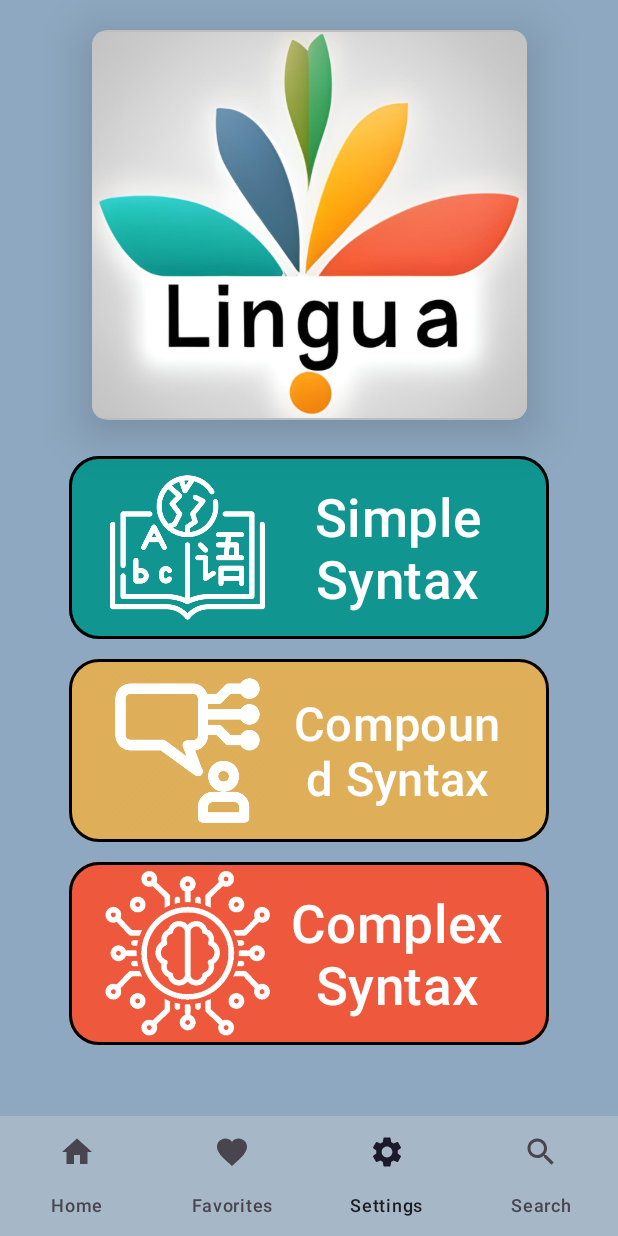
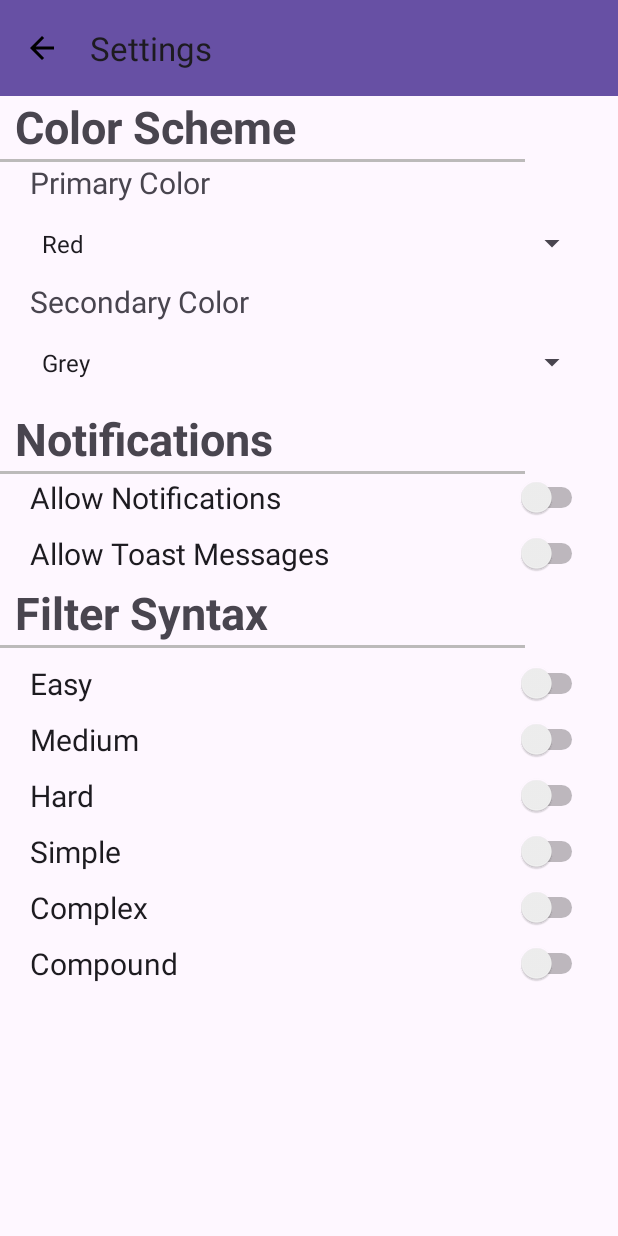
Before and after one commit to begordy/LinguaApp, an Android app: the screen it shows after launch (MainActivity), item 3 of the bottom bar chosen, on a phone screen of 412 x 824 dp. Run offline under Robolectric (Android 15) with nearby library versions, the phone set to English and light mode, and no system bars.

Commit message:
Settings Page Added

```diff
--- a/app/build.gradle.kts
+++ b/app/build.gradle.kts
@@ -43,6 +43,7 @@ dependencies {
     implementation(libs.material)
     implementation(libs.androidx.activity)
     implementation(libs.androidx.constraintlayout)
+    implementation(libs.androidx.preference)
     testImplementation(libs.junit)
     androidTestImplementation(libs.androidx.junit)
     androidTestImplementation(libs.androidx.espresso.core)
--- a/app/src/main/java/com/cs407/lingua/HomePage.kt
+++ b/app/src/main/java/com/cs407/lingua/HomePage.kt
@@ -3,32 +3,53 @@ package com.cs407.lingua
 import android.os.Bundle
 import androidx.fragment.app.Fragment
 import android.view.LayoutInflater
+import android.view.Menu
+import android.view.MenuInflater
+import android.view.MenuItem
 import android.view.View
 import android.view.ViewGroup
+import androidx.core.view.MenuProvider
+import androidx.navigation.fragment.findNavController
+import com.google.android.material.bottomnavigation.BottomNavigationView
 
-// TODO: Rename parameter arguments, choose names that match
-// the fragment initialization parameters, e.g. ARG_ITEM_NUMBER
-private const val ARG_PARAM1 = "param1"
-private const val ARG_PARAM2 = "param2"
+class HomePage : Fragment() {
 
-/**
- * A simple [Fragment] subclass.
- * Use the [HomePage.newInstance] factory method to
- * create an instance of this fragment.
- */
-class HomePage : Fragment() {
-    // TODO: Rename and change types of parameters
-    private var param1: String? = null
-    private var param2: String? = null
 
     override fun onCreate(savedInstanceState: Bundle?) {
         super.onCreate(savedInstanceState)
-        arguments?.let {
-            param1 = it.getString(ARG_PARAM1)
-            param2 = it.getString(ARG_PARAM2)
-        }
+        setHasOptionsMenu(true)
+
     }
 
+    override fun onViewCreated(view: View, savedInstanceState: Bundle?) {
+        super.onViewCreated(view, savedInstanceState)
+        val bottomNavigationView: BottomNavigationView = view.findViewById(R.id.bottom_navigation)
+
+        // Set a listener to handle item selection
+        bottomNavigationView.setOnNavigationItemSelectedListener { item ->
+            when (item.itemId) {
+                R.id.nav_settings -> {
+                    findNavController().navigate(R.id.action_homePage_to_settings_fragment)
+                    true
+                }
+                R.id.nav_home -> {
+                    //do nothing
+                    true
+                }
+                R.id.nav_favorites -> {
+                    //do nothing
+                    true
+                }
+                R.id.nav_search -> {
+                    //do nothing
+                    true
+                }
+                else -> false
+            }
+        }
+
+
+    }
     override fun onCreateView(
         inflater: LayoutInflater, container: ViewGroup?,
         savedInstanceState: Bundle?
@@ -37,23 +58,4 @@ class HomePage : Fragment() {
         return inflater.inflate(R.layout.fragment_home_page, container, false)
     }
 
-    companion object {
-        /**
-         * Use this factory method to create a new instance of
-         * this fragment using the provided parameters.
-         *
-         * @param param1 Parameter 1.
-         * @param param2 Parameter 2.
-         * @return A new instance of fragment HomePage.
-         */
-        // TODO: Rename and change types and number of parameters
-        @JvmStatic
-        fun newInstance(param1: String, param2: String) =
-            HomePage().apply {
-                arguments = Bundle().apply {
-                    putString(ARG_PARAM1, param1)
-                    putString(ARG_PARAM2, param2)
-                }
-            }
-    }
 }
--- /dev/null
+++ b/app/src/main/java/com/cs407/lingua/settings_fragment.kt
@@ -0,0 +1,81 @@
+package com.cs407.lingua
+
+import android.os.Bundle
+import androidx.fragment.app.Fragment
+import android.view.LayoutInflater
+import android.view.Menu
+import android.view.MenuInflater
+import android.view.View
+import android.view.ViewGroup
+import android.widget.ArrayAdapter
+import android.widget.Spinner
+
+import androidx.appcompat.app.AppCompatActivity
+import androidx.appcompat.widget.Toolbar
+import androidx.navigation.fragment.findNavController
+
+
+class settings_fragment : Fragment() {
+
+
+
+    override fun onCreate(savedInstanceState: Bundle?) {
+        super.onCreate(savedInstanceState)
+        setHasOptionsMenu(true)
+
+    }
+
+    override fun onCreateOptionsMenu(menu: Menu, inflater: MenuInflater) {
+        super.onCreateOptionsMenu(menu, inflater)
+        inflater.inflate(R.menu.settings_menu, menu)
+    }
+
+
+    override fun onCreateView(
+        inflater: LayoutInflater, container: ViewGroup?,
+        savedInstanceState: Bundle?
+    ): View? {
+        // Inflate the layout for this fragment
+        return inflater.inflate(R.layout.fragment_settings_fragment, container, false)
+    }
+
+    override fun onViewCreated(view: View, savedInstanceState: Bundle?) {
+        super.onViewCreated(view, savedInstanceState)
+        val primary_spinner: Spinner = view.findViewById(R.id.primary_spinner)
+        val secondary_spinner: Spinner = view.findViewById(R.id.secondary_spinner)
+        val toolbar: Toolbar = view.findViewById(R.id.toolbar)
+
+
+        // Set the toolbar as the action bar
+        (activity as? AppCompatActivity)?.setSupportActionBar(toolbar)
+        (activity as? AppCompatActivity)?.supportActionBar?.setDisplayHomeAsUpEnabled(true)
+        (activity as? AppCompatActivity)?.supportActionBar?.setHomeAsUpIndicator(R.drawable.back_arrow)
+
+        // Change the toolbar title
+        (activity as? AppCompatActivity)?.supportActionBar?.title = "Settings"
+        (activity as? AppCompatActivity)?.setSupportActionBar(toolbar)
+
+        // Clicking back arrow goes back to home
+        toolbar.setNavigationOnClickListener {
+            findNavController().navigate(R.id.action_settings_fragment_to_homePage)
+        }
+
+        // Creating dropdown options for colors
+        ArrayAdapter.createFromResource(
+            requireContext(),
+            R.array.primary_options,  // Array defined in strings.xml
+            android.R.layout.simple_spinner_item
+        ).also { adapter ->
+            adapter.setDropDownViewResource(android.R.layout.simple_spinner_dropdown_item)
+            primary_spinner.adapter = adapter
+        }
+        ArrayAdapter.createFromResource(
+            requireContext(),
+            R.array.secondary_options,  // Array defined in strings.xml
+            android.R.layout.simple_spinner_item
+        ).also { adapter ->
+            adapter.setDropDownViewResource(android.R.layout.simple_spinner_dropdown_item)
+            secondary_spinner.adapter = adapter
+        }
+    }
+}
--- /dev/null
+++ b/app/src/main/res/drawable/back_arrow.xml
@@ -0,0 +1,5 @@
+<vector xmlns:android="http://schemas.android.com/apk/res/android" android:autoMirrored="true" android:height="24dp" android:tint="#000000" android:viewportHeight="24" android:viewportWidth="24" android:width="24dp">
+
+    <path android:fillColor="@android:color/white" android:pathData="M20,11H7.83l5.59,-5.59L12,4l-8,8 8,8 1.41,-1.41L7.83,13H20v-2z"/>
+
+</vector>
--- a/app/src/main/res/layout/activity_main.xml
+++ b/app/src/main/res/layout/activity_main.xml
@@ -11,23 +11,10 @@
         android:layout_height="match_parent"
         android:layout_marginBottom="0dp"
         app:layout_constraintTop_toTopOf="parent"
-        app:layout_constraintBottom_toTopOf="@id/bottom_navigation"
         app:layout_constraintLeft_toLeftOf="parent"
         app:layout_constraintRight_toRightOf="parent"
         app:navGraph="@navigation/nav_graph"
         app:defaultNavHost="true" />
 
-    <com.google.android.material.bottomnavigation.BottomNavigationView
-        android:id="@+id/bottom_navigation"
-        android:layout_width="match_parent"
-        android:layout_height="wrap_content"
-        app:layout_constraintBottom_toBottomOf="parent"
-        app:layout_constraintLeft_toLeftOf="parent"
-        app:layout_constraintRight_toRightOf="parent"
-        android:background="#56D5D4D4"
-        app:menu="@menu/menu_main"
-        app:labelVisibilityMode="labeled"
-        app:itemActiveIndicatorStyle="@null"
-        app:itemTextAppearanceActiveBoldEnabled="false"
-        />
+
 </androidx.constraintlayout.widget.ConstraintLayout>
--- a/app/src/main/res/layout/fragment_home_page.xml
+++ b/app/src/main/res/layout/fragment_home_page.xml
@@ -7,7 +7,19 @@
     android:layout_height="match_parent"
     android:background="#AB5782A2">
 
-
+    <com.google.android.material.bottomnavigation.BottomNavigationView
+        android:id="@+id/bottom_navigation"
+        android:layout_width="match_parent"
+        android:layout_height="wrap_content"
+        app:layout_constraintBottom_toBottomOf="parent"
+        app:layout_constraintLeft_toLeftOf="parent"
+        app:layout_constraintRight_toRightOf="parent"
+        android:background="#56D5D4D4"
+        app:menu="@menu/menu_main"
+        app:labelVisibilityMode="labeled"
+        app:itemActiveIndicatorStyle="@null"
+        app:itemTextAppearanceActiveBoldEnabled="false"
+        />
     <com.google.android.material.button.MaterialButton
         android:id="@+id/simple_syntax"
         android:layout_width="wrap_content"
--- /dev/null
+++ b/app/src/main/res/layout/fragment_settings_fragment.xml
@@ -0,0 +1,176 @@
+<?xml version="1.0" encoding="utf-8"?>
+<LinearLayout
+    xmlns:android="http://schemas.android.com/apk/res/android"
+    android:orientation="vertical"
+    xmlns:tools="http://schemas.android.com/tools"
+    android:layout_width="match_parent"
+    android:layout_height="match_parent"
+    tools:context=".settings_fragment">
+    <androidx.appcompat.widget.Toolbar
+        android:id="@+id/toolbar"
+        android:layout_width="match_parent"
+        android:layout_height="?attr/actionBarSize"
+        android:background="?attr/colorPrimary"
+        android:title="My Toolbar"
+        android:elevation="4dp" />
+    <TextView
+        android:id="@+id/color_scheme"
+        android:layout_width="match_parent"
+        android:layout_height="wrap_content"
+        android:text="@string/color_scheme"
+        android:textStyle="bold"
+        android:textSize="30sp"
+        android:layout_marginStart="10dp"
+        />
+    <View
+        android:id="@+id/line1"
+        android:layout_width="350dp"
+        android:layout_height="2dp"
+        android:background="#BCBABA"
+        android:layout_marginTop="1dp"/>
+    <TextView
+        android:id="@+id/primary_color"
+        android:layout_width="match_parent"
+        android:layout_height="wrap_content"
+        android:text="@string/primary_color"
+        android:textSize="20sp"
+        android:layout_marginStart="20dp"
+        />
+    <Spinner
+        android:id="@+id/primary_spinner"
+        android:layout_width="match_parent"
+        android:layout_height="50dp"
+        android:layout_marginTop="2dp"
+        android:layout_marginStart="20dp"
+        android:layout_marginEnd="20dp"
+        />
+
+    <TextView
+        android:id="@+id/secondary_color"
+        android:layout_width="match_parent"
+        android:layout_height="wrap_content"
+        android:text="@string/secondary_color"
+        android:textSize="20sp"
+        android:layout_marginStart="20dp"
+        />
+    <Spinner
+        android:id="@+id/secondary_spinner"
+        android:layout_width="match_parent"
+        android:layout_height="50dp"
+        android:layout_marginTop="2dp"
+        android:layout_marginStart="20dp"
+        android:layout_marginEnd="20dp"
+        />
+    <TextView
+        android:id="@+id/notifications"
+        android:layout_width="match_parent"
+        android:layout_height="wrap_content"
+        android:text="@string/notifications"
+        android:textStyle="bold"
+        android:textSize="30sp"
+        android:layout_marginStart="10dp"
+        android:layout_marginTop="5dp"
+        />
+    <View
+        android:id="@+id/line2"
+        android:layout_width="350dp"
+        android:layout_height="2dp"
+        android:background="#BCBABA"
+        android:layout_marginTop="1dp"/>
+    <Switch
+        android:id="@+id/notification_switch"
+        android:layout_width="match_parent"
+        android:layout_height="wrap_content"
+        android:text="@string/allow_notifications"
+        android:textSize="20sp"
+        android:layout_marginTop="2dp"
+        android:layout_marginStart="20dp"
+        android:layout_marginEnd="20dp"
+        tools:ignore="UseSwitchCompatOrMaterialXml" />
+    <Switch
+        android:id="@+id/toast_switch"
+        android:layout_width="match_parent"
+        android:layout_height="wrap_content"
+        android:text="@string/allow_toast_messages"
+        android:textSize="20sp"
+        android:layout_marginTop="10dp"
+        android:layout_marginStart="20dp"
+        android:layout_marginEnd="20dp"
+        tools:ignore="UseSwitchCompatOrMaterialXml" />
+    <TextView
+        android:id="@+id/filter"
+        android:layout_width="match_parent"
+        android:layout_height="wrap_content"
+        android:text="@string/filter_syntax"
+        android:textStyle="bold"
+        android:textSize="30sp"
+        android:layout_marginStart="10dp"
+        android:layout_marginTop="5dp"
+        />
+    <View
+        android:id="@+id/line3"
+        android:layout_width="350dp"
+        android:layout_height="2dp"
+        android:background="#BCBABA"
+        android:layout_marginTop="1dp"/>
+    <Switch
+        android:id="@+id/easy_switch"
+        android:layout_width="match_parent"
+        android:layout_height="wrap_content"
+        android:text="@string/easy"
+        android:textSize="20sp"
+        android:layout_marginTop="10dp"
+        android:layout_marginStart="20dp"
+        android:layout_marginEnd="20dp"
+        tools:ignore="UseSwitchCompatOrMaterialXml" />
+    <Switch
+        android:id="@+id/medium_switch"
+        android:layout_width="match_parent"
+        android:layout_height="wrap_content"
+        android:text="@string/medium"
+        android:textSize="20sp"
+        android:layout_marginTop="10dp"
+        android:layout_marginStart="20dp"
+        android:layout_marginEnd="20dp"
+        tools:ignore="UseSwitchCompatOrMaterialXml" />
+    <Switch
+        android:id="@+id/Hard_switch"
+        android:layout_width="match_parent"
+        android:layout_height="wrap_content"
+        android:text="@string/hard"
+        android:textSize="20sp"
+        android:layout_marginTop="10dp"
+        android:layout_marginStart="20dp"
+        android:layout_marginEnd="20dp"
+        tools:ignore="UseSwitchCompatOrMaterialXml" />
+    <Switch
+        android:id="@+id/simple_switch"
+        android:layout_width="match_parent"
+        android:layout_height="wrap_content"
+        android:text="@string/simple"
+        android:textSize="20sp"
+        android:layout_marginTop="10dp"
+        android:layout_marginStart="20dp"
+        android:layout_marginEnd="20dp"
+        tools:ignore="UseSwitchCompatOrMaterialXml" />
+    <Switch
+        android:id="@+id/complex_switch"
+        android:layout_width="match_parent"
+        android:layout_height="wrap_content"
+        android:text="@string/complex"
+        android:textSize="20sp"
+        android:layout_marginTop="10dp"
+        android:layout_marginStart="20dp"
+        android:layout_marginEnd="20dp"
+        tools:ignore="UseSwitchCompatOrMaterialXml" />
+    <Switch
+        android:id="@+id/compound_switch"
+        android:layout_width="match_parent"
+        android:layout_height="wrap_content"
+        android:text="@string/compound"
+        android:textSize="20sp"
+        android:layout_marginTop="10dp"
+        android:layout_marginStart="20dp"
+        android:layout_marginEnd="20dp"
+        tools:ignore="UseSwitchCompatOrMaterialXml" />
+</LinearLayout>
--- /dev/null
+++ b/app/src/main/res/menu/settings_menu.xml
@@ -0,0 +1,4 @@
+<?xml version="1.0" encoding="utf-8"?>
+<menu xmlns:android="http://schemas.android.com/apk/res/android">
+
+</menu>
--- a/app/src/main/res/navigation/nav_graph.xml
+++ b/app/src/main/res/navigation/nav_graph.xml
@@ -9,5 +9,18 @@
         android:id="@+id/homePage"
         android:name="com.cs407.lingua.HomePage"
         android:label="fragment_home_page"
-        tools:layout="@layout/fragment_home_page" />
+        tools:layout="@layout/fragment_home_page" >
+        <action
+            android:id="@+id/action_homePage_to_settings_fragment"
+            app:destination="@id/settings_fragment" />
+    </fragment>
+    <fragment
+        android:id="@+id/settings_fragment"
+        android:name="com.cs407.lingua.settings_fragment"
+        android:label="fragment_settings_fragment"
+        tools:layout="@layout/fragment_settings_fragment" >
+        <action
+            android:id="@+id/action_settings_fragment_to_homePage"
+            app:destination="@id/homePage" />
+    </fragment>
 </navigation>
--- /dev/null
+++ b/app/src/main/res/values/arrays.xml
@@ -0,0 +1,12 @@
+<resources>
+    <!-- Reply Preference -->
+    <string-array name="reply_entries">
+        <item>Reply</item>
+        <item>Reply to all</item>
+    </string-array>
+
+    <string-array name="reply_values">
+        <item>reply</item>
+        <item>reply_all</item>
+    </string-array>
+</resources>
--- a/app/src/main/res/values/strings.xml
+++ b/app/src/main/res/values/strings.xml
@@ -8,4 +8,44 @@
     <string name="menu_settings">Settings</string>
     <string name="menu_favorites">Favorites</string>
     <string name="logo_desc">Logo</string>
+    <!-- Preference Titles -->
+    <string name="messages_header">Messages</string>
+    <string name="sync_header">Sync</string>
+
+    <!-- Messages Preferences -->
+    <string name="signature_title">Your signature</string>
+    <string name="reply_title">Default reply action</string>
+
+    <!-- Sync Preferences -->
+    <string name="sync_title">Sync email periodically</string>
+    <string name="attachment_title">Download incoming attachments</string>
+    <string name="attachment_summary_on">Automatically download attachments for incoming emails
+    </string>
+    <string name="attachment_summary_off">Only download attachments when manually requested</string>
+
+    <string name="hello_blank_fragment">Hello blank fragment</string>
+    <string name="color_scheme">Color Scheme</string>
+    <string name="primary_color">Primary Color</string>
+    <string name="secondary_color">Secondary Color</string>
+    <string name="notifications">Notifications</string>
+    <string name="allow_notifications">Allow Notifications</string>
+    <string name="allow_toast_messages">Allow Toast Messages</string>
+    <string name="filter_syntax">Filter Syntax</string>
+    <string name="easy">Easy</string>
+    <string name="medium">Medium</string>
+    <string name="hard">Hard</string>
+    <string name="simple">Simple</string>
+    <string name="complex">Complex</string>
+    <string name="compound">Compound</string>
+
+    <string-array name="primary_options">
+        <item>Red</item>
+        <item>Purple</item>
+        <item>Blue</item>
+    </string-array>
+    <string-array name="secondary_options">
+        <item>Grey</item>
+        <item>White</item>
+        <item>Yellow</item>
+    </string-array>
 </resources>
--- /dev/null
+++ b/app/src/main/res/xml/root_preferences.xml
@@ -0,0 +1,35 @@
+<PreferenceScreen xmlns:app="http://schemas.android.com/apk/res-auto">
+
+    <PreferenceCategory app:title="@string/messages_header">
+
+        <EditTextPreference
+            app:key="signature"
+            app:title="@string/signature_title"
+            app:useSimpleSummaryProvider="true" />
+
+        <ListPreference
+            app:defaultValue="reply"
+            app:entries="@array/reply_entries"
+            app:entryValues="@array/reply_values"
+            app:key="reply"
+            app:title="@string/reply_title"
+            app:useSimpleSummaryProvider="true" />
+
+    </PreferenceCategory>
+
+    <PreferenceCategory app:title="@string/sync_header">
+
+        <SwitchPreferenceCompat
+            app:key="sync"
+            app:title="@string/sync_title" />
+
+        <SwitchPreferenceCompat
+            app:dependency="sync"
+            app:key="attachment"
+            app:summaryOff="@string/attachment_summary_off"
+            app:summaryOn="@string/attachment_summary_on"
+            app:title="@string/attachment_title" />
+
+    </PreferenceCategory>
+
+</PreferenceScreen>
--- a/gradle/libs.versions.toml
+++ b/gradle/libs.versions.toml
@@ -9,6 +9,7 @@ appcompat = "1.7.0"
 material = "1.12.0"
 activity = "1.9.3"
 constraintlayout = "2.2.0"
+preference = "1.2.0"
 
 [libraries]
 androidx-core-ktx = { group = "androidx.core", name = "core-ktx", version.ref = "coreKtx" }
@@ -21,6 +22,7 @@ androidx-activity = { group = "androidx.activity", name = "activity", version.re
 androidx-constraintlayout = { group = "androidx.constraintlayout", name = "constraintlayout", version.ref = "constraintlayout" }
 androidx-navigation-fragment-ktx = { module = "androidx.navigation:navigation-fragment-ktx", version = "2.7.2" }
 androidx-navigation-ui-ktx = { module = "androidx.navigation:navigation-ui-ktx", version = "2.7.2" }
+androidx-preference = { group = "androidx.preference", name = "preference", version.ref = "preference" }
 
 [plugins]
 android-application = { id = "com.android.application", version.ref = "agp" }
```
Also changed, not shown: app/src/main/java/com/cs407/lingua/MainActivity.kt (+8 -0 lines).
